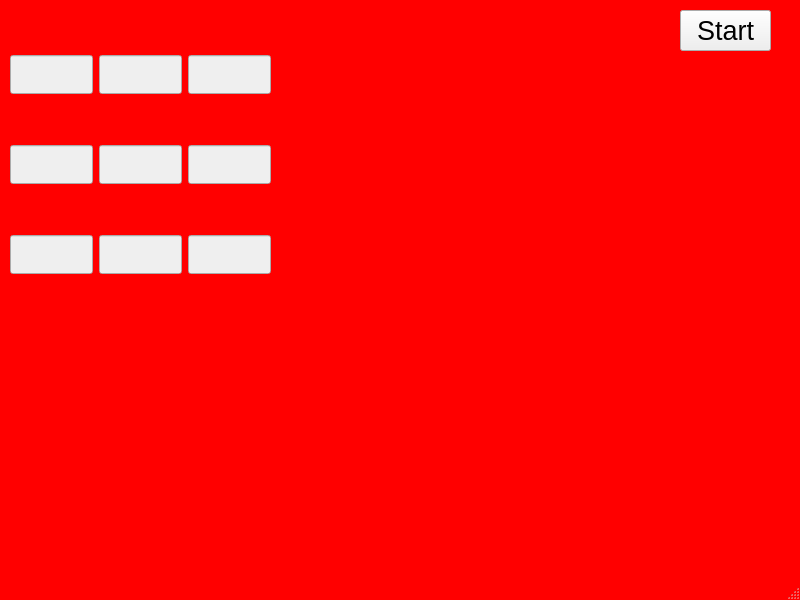
Old version of the form Sudoku/mainwindow.ui in the repository Vaxuss/Sepuku.
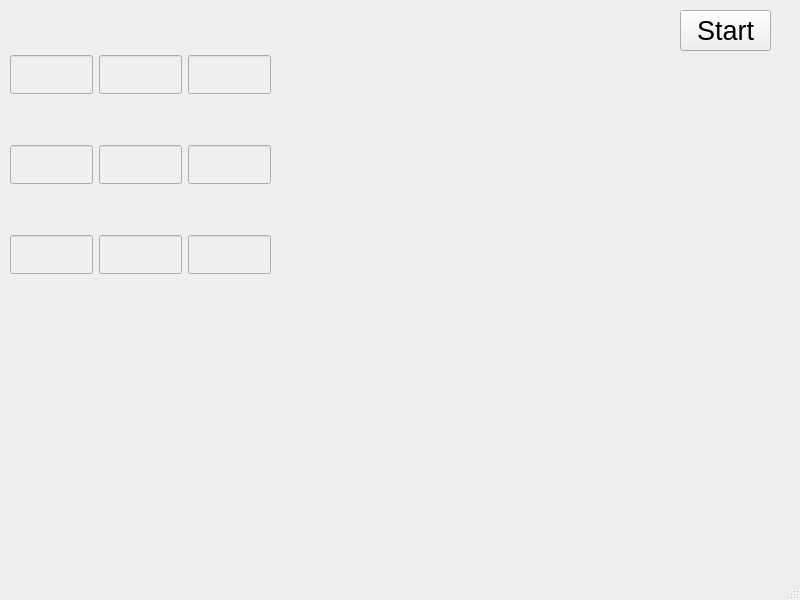
New version of the form.

```diff
--- a/Sudoku/mainwindow.ui
+++ b/Sudoku/mainwindow.ui
@@ -14,9 +14,6 @@
    <string>MainWindow</string>
   </property>
   <property name="styleSheet">
-   <string notr="true">QMainWindow {
-background-color: red;
-}</string>
   </property>
   <widget class="QWidget" name="centralwidget">
    <widget class="QWidget" name="gridLayoutWidget">
```
